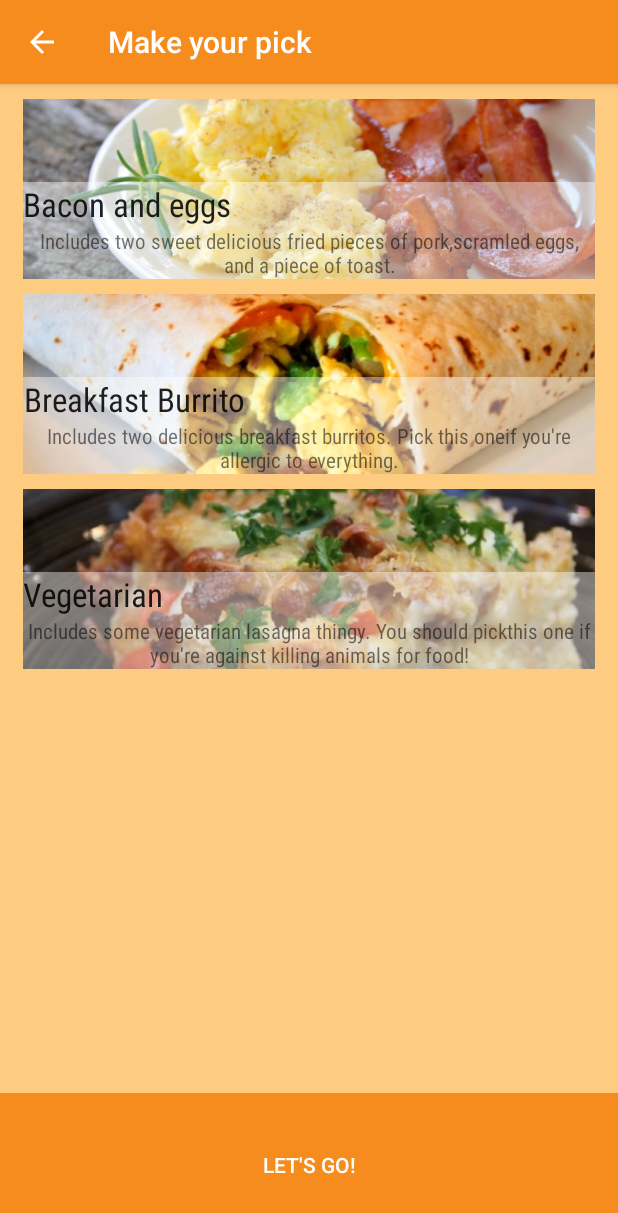
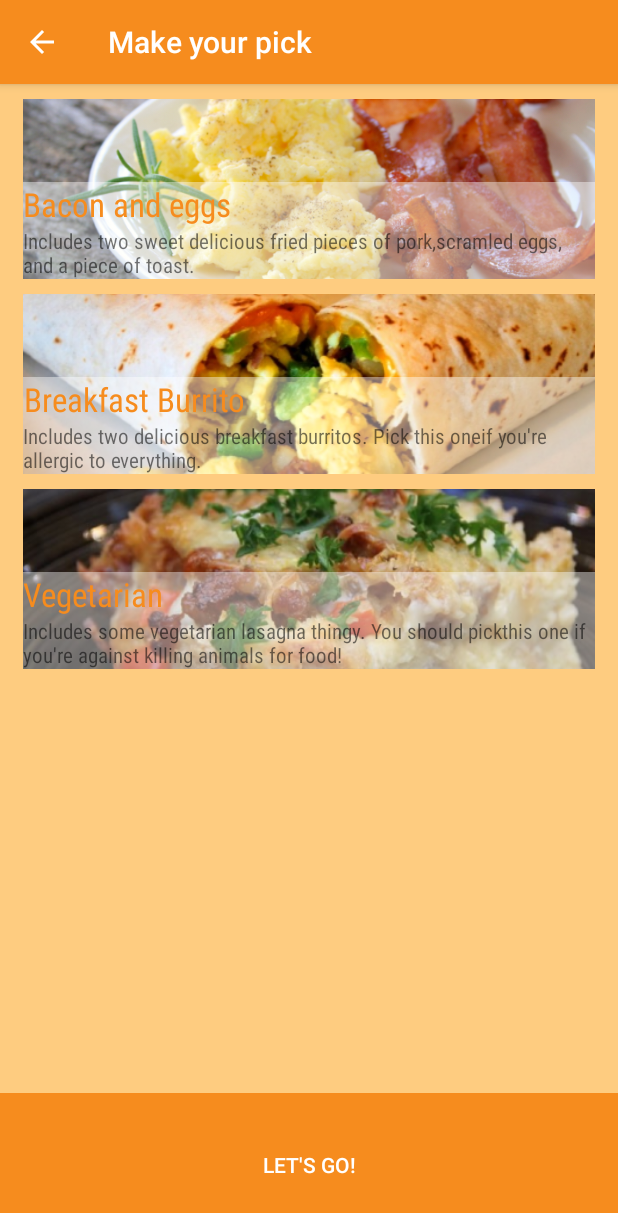
Before and after one commit to rlunding/DeliciousClock, an Android app: the MealSelectionActivity screen opened directly, with no data from a screen before it, on a phone screen of 412 x 824 dp. Shown: the top 1213 px of the screen. Run offline under Robolectric (Android 15) with nearby library versions, the phone set to English and light mode, and no system bars.

Commit message:
listview updated.

```diff
--- a/app/src/main/res/layout/list_item_meal.xml
+++ b/app/src/main/res/layout/list_item_meal.xml
@@ -42,13 +42,14 @@
                 android:gravity="center"
                 android:text="hej"
                 android:fontFamily="sans-serif-condensed"
-                android:textAppearance="?android:textAppearanceLarge"/>
+                android:textAppearance="?android:textAppearanceLarge"
+                android:textColor="@color/continue_button_background_color"/>
 
             <TextView
                 android:id="@+id/list_item_meal_description"
                 android:layout_width="wrap_content"
                 android:layout_height="wrap_content"
-                android:gravity="center"
+                android:gravity="start|bottom"
                 android:text="davs"
                 android:fontFamily="sans-serif-condensed"
                 android:textAppearance="?android:textAppearanceSmall"/>
```
